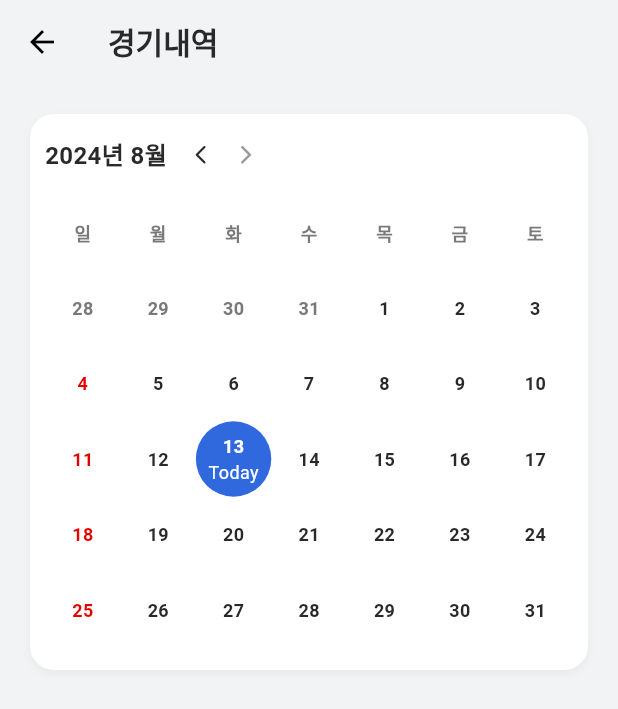
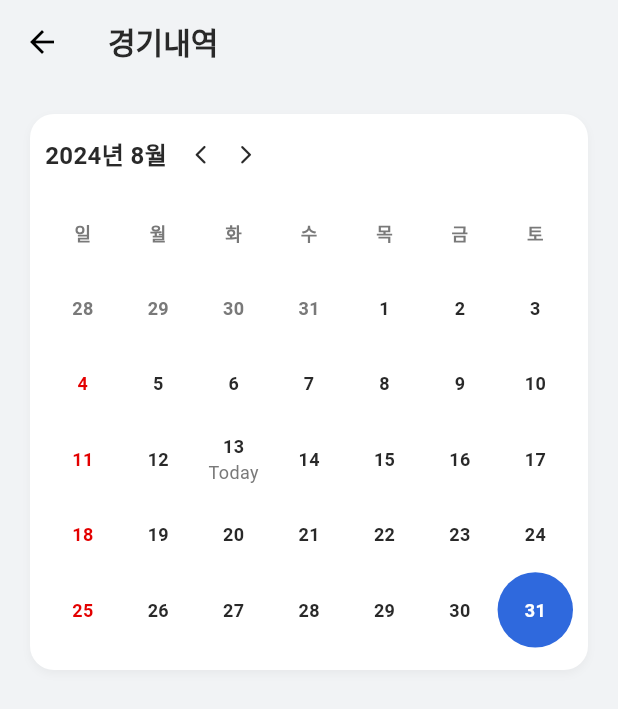
Before and after one commit to KIMSEUNGWO/All_Of_Football_Flutter, a Flutter app: the MatchHistoryWidget screen opened directly, after a tap on the "arrow back ios new" icon, after a tap on the "arrow forward ios" icon, on a phone screen of 412 x 824 dp. Shown: the top 709 px of the screen. Run offline on Flutter 3.47's test engine with Material 3 defaults, Android fonts, the light colour scheme and no system bars; our stand-ins replace carousel_slider, flutter_riverpod, flutter_svg, shared_preferences, skeletonizer; missing offline and left inert: dart:ffi, flutter_line_sdk; accounts and stored records are empty; Roboto replaces fonts that are missing (Pretendard); project files that could hold a hidden picture were left out.

Commit message:
feat : 캘린더 DateTime Helper 추가, safeMove 구현

```diff
--- /dev/null
+++ b/lib/component/calendar_date_helper.dart
@@ -0,0 +1,53 @@
+
+
+class CalendarDateTimeHelper {
+
+
+  DateTime safeMoveDate(DateTime before, DateTime after) {
+    // 8월 31일 -> 9월 30일로 마지막 달로 안전하게 이동하도록 하는 메소드
+
+    // 이동하려는 월의 일수를 계산
+    int beforeDaysInMonth = DateTime(before.year, before.month + 1, 0).day;
+    int afterDaysInMonth = DateTime(after.year, after.month + 1, 0).day;
+
+    // 이동하려는 월의 일수보다 초과한다면 (8월 31일 선택 후 다음 버튼을 누르면 9월 30일로 이동하기 위함)
+    if (beforeDaysInMonth < afterDaysInMonth) {
+      return DateTime(after.year, after.month, beforeDaysInMonth);
+    }
+    return DateTime(after.year, after.month, afterDaysInMonth);
+  }
+
+  List<DateTime> generate(DateTime date) {
+    List<DateTime> result = [];
+
+    DateTime firstDayOfMonth = DateTime(date.year, date.month, 1);
+
+
+    int startWeekday = firstDayOfMonth.weekday % 7; // 1: 월요일, 7: 일요일
+    // 이전 달의 마지막 날짜들 추가
+    if (startWeekday > 0) {
+      for (int i = startWeekday; i > 0; i--) {
+        result.add(firstDayOfMonth.add(Duration(days: -1 * i)));
+      }
+    }
+
+    int daysInMonth = DateTime(date.year, date.month, 0).day; // 해당 월의 일수
+    for (int i=0;i<daysInMonth;i++) {
+      result.add(firstDayOfMonth.add(Duration(days: i)));
+    }
+
+    // 다음 달의 첫 날짜들 추가
+    int remainingDays = 7 - result.length % 7;
+    if (remainingDays < 7) {
+      for (int i = 1; i <= remainingDays; i++) {
+        result.add(firstDayOfMonth.add(Duration(days: daysInMonth + i - 1)));
+      }
+    }
+
+    return result;
+
+  }
+
+
+
+}
--- a/lib/widgets/component/calender.dart
+++ b/lib/widgets/component/calender.dart
@@ -1,4 +1,5 @@
 
+import 'package:all_of_football/component/calendar_date_helper.dart';
 import 'package:all_of_football/widgets/component/custom_container.dart';
 import 'package:flutter/material.dart';
 import 'package:intl/intl.dart';
@@ -15,73 +16,34 @@ class _CalenderWidgetState extends State<CalenderWidget> {
   late PageController _pageController;
   late DateTime _today;
   late DateTime _selectDate;
-  late DateTime _currentDate;
-
-  final List<String> _weeks = ['일', '월', '화', '수', '목', '금', '토'];
+  late DateTime _currentMonth;
+  final CalendarDateTimeHelper calendarHelper = CalendarDateTimeHelper();
 
   void _preDate() {
-    setState(() {
-      _currentDate = DateTime(_currentDate.year, _currentDate.month - 1, 1);
-    });
+    DateTime safeDateTime = calendarHelper.safeMoveDate(_currentMonth, DateTime(_currentMonth.year, _currentMonth.month - 1));
+    _select(safeDateTime);
   }
   void _nextDate() {
-    setState(() {
-      _currentDate = DateTime(_currentDate.year, _currentDate.month + 1, 1);
-    });
-  }
-  void _select(DateTime date) {
-    int cYear = _selectDate.year;
-    int cMonth = _selectDate.month;
-    int sYear = date.year;
-    int sMonth = date.month;
-
-    if (cYear > sYear || (cYear == sYear && cMonth > sMonth)) {
-      _preDate(); // 이전 달로 이동
-    } else if (cYear < sYear || (cYear == sYear && cMonth < sMonth)) {
-      _nextDate(); // 다음 달로 이동
+    DateTime safeDateTime = calendarHelper.safeMoveDate(_currentMonth, DateTime(_currentMonth.year, _currentMonth.month + 1));
+    _select(safeDateTime);
   }
 
+  void _select(DateTime date) {
     setState(() {
       _selectDate = date;
+      _currentMonth = DateTime(_selectDate.year, _selectDate.month);
     });
   }
 
-  List<DateTime> generate(DateTime date) {
-    List<DateTime> result = [];
-
-    DateTime firstDayOfMonth = DateTime(date.year, date.month, 1);
-
-
-    int startWeekday = firstDayOfMonth.weekday % 7; // 1: 월요일, 7: 일요일
-    // 이전 달의 마지막 날짜들 추가
-    if (startWeekday > 0) {
-      for (int i = startWeekday; i > 0; i--) {
-        result.add(firstDayOfMonth.add(Duration(days: -1 * i)));
-      }
-    }
-
-    int daysInMonth = DateTime(date.year, date.month, 0).day; // 해당 월의 일수
-    for (int i=0;i<daysInMonth;i++) {
-      result.add(firstDayOfMonth.add(Duration(days: i)));
-    }
-
-    // 다음 달의 첫 날짜들 추가
-    int remainingDays = 7 - result.length % 7;
-    if (remainingDays < 7) {
-      for (int i = 1; i <= remainingDays; i++) {
-        result.add(firstDayOfMonth.add(Duration(days: daysInMonth + i - 1)));
-      }
-    }
-
-    return result;
-
+  int _monthCount(DateTime date) {
+    return date.year + (date.month * 12);
   }
 
   @override
   void initState() {
     DateTime now = DateTime.now();
     _today = DateTime(now.year, now.month, now.day);
-    _currentDate = DateTime(now.year, now.month, 1);
+    _currentMonth = DateTime(now.year, now.month, 1);
     _selectDate = DateTime(now.year, now.month, now.day);
     _pageController = PageController();
     super.initState();
@@ -94,16 +56,13 @@ class _CalenderWidgetState extends State<CalenderWidget> {
   }
   @override
   Widget build(BuildContext context) {
-
-    List<DateTime> calendar = generate(_currentDate);
-
     return CustomContainer(
       padding: const EdgeInsets.symmetric(horizontal: 10, vertical: 15),
       child: Column(
         children: [
           Row(
             children: [
-              Text(DateFormat('yyyy년 M월').format(_currentDate),
+              Text(DateFormat('yyyy년 M월').format(_currentMonth),
                 style: TextStyle(
                   color: Theme.of(context).colorScheme.primary,
                   fontSize: Theme.of(context).textTheme.displaySmall!.fontSize,
@@ -120,12 +79,13 @@ class _CalenderWidgetState extends State<CalenderWidget> {
                       color: Color(0xFF292929),
                     ),
                   ),
-                  SizedBox(width: 15,),
+                  const SizedBox(width: 15,),
                   GestureDetector(
                     onTap: _nextDate,
                     child: Icon(Icons.arrow_forward_ios_rounded,
                       size: 15,
-                      color: Color(0xFF999999),
+                      // color: Color(0xFF999999),
+                      color: Color(0xFF292929),
                     ),
                   ),
                 ],
@@ -133,7 +93,39 @@ class _CalenderWidgetState extends State<CalenderWidget> {
             ],
           ),
           const SizedBox(height: 15,),
-          Column(
+          _Calendar(
+            currentMonth: _currentMonth,
+            today: _today,
+            selectDate: _selectDate,
+            select: _select
+          ),
+        ],
+      ),
+    );
+  }
+}
+
+class _Calendar extends StatefulWidget {
+
+  final DateTime today;
+  final DateTime currentMonth;
+  final DateTime selectDate;
+  final Function(DateTime date) select;
+
+  const _Calendar({required this.today, required this.currentMonth, required this.selectDate, required this.select});
+
+  @override
+  State<_Calendar> createState() => _CalendarState();
+}
+
+class _CalendarState extends State<_Calendar> {
+  final List<String> _weeks = ['일', '월', '화', '수', '목', '금', '토'];
+  final CalendarDateTimeHelper calendarHelper = CalendarDateTimeHelper();
+
+  @override
+  Widget build(BuildContext context) {
+    List<DateTime> calendar = calendarHelper.generate(widget.currentMonth);
+    return Column(
       children: [
         GridView.builder(
           padding: EdgeInsets.zero,
@@ -165,12 +157,12 @@ class _CalenderWidgetState extends State<CalenderWidget> {
           itemBuilder: (context, index) {
 
             DateTime date = calendar[index];
-                  bool isToday = _today.compareTo(date) == 0;
-                  bool isSelectDay = _selectDate.compareTo(date) == 0;
+            bool isToday = widget.today.compareTo(date) == 0;
+            bool isSelectDay = widget.selectDate.compareTo(date) == 0;
 
             return GestureDetector(
               onTap: () {
-                      _select(date);
+                widget.select(date);
               },
               child: Container(
                 decoration: BoxDecoration(
@@ -187,7 +179,7 @@ class _CalenderWidgetState extends State<CalenderWidget> {
                         style: TextStyle(
                             fontSize: Theme.of(context).textTheme.bodyMedium!.fontSize,
                             fontWeight: FontWeight.w600,
-                                  color: (_currentDate.year != date.year || _currentDate.month != date.month) ? const Color(0xFF797979)
+                            color: (widget.currentMonth.year != date.year || widget.currentMonth.month != date.month) ? const Color(0xFF797979)
                                 : isSelectDay ? Colors.white
                                 : date.weekday == 7 ? const Color(0xFFE30000)
                                 : const Color(0xFF292929)
@@ -209,9 +201,6 @@ class _CalenderWidgetState extends State<CalenderWidget> {
           },
         ),
       ],
-          ),
-        ],
-      ),
     );
   }
 }
```
Lines whose indentation alone changed are shown as unchanged.
